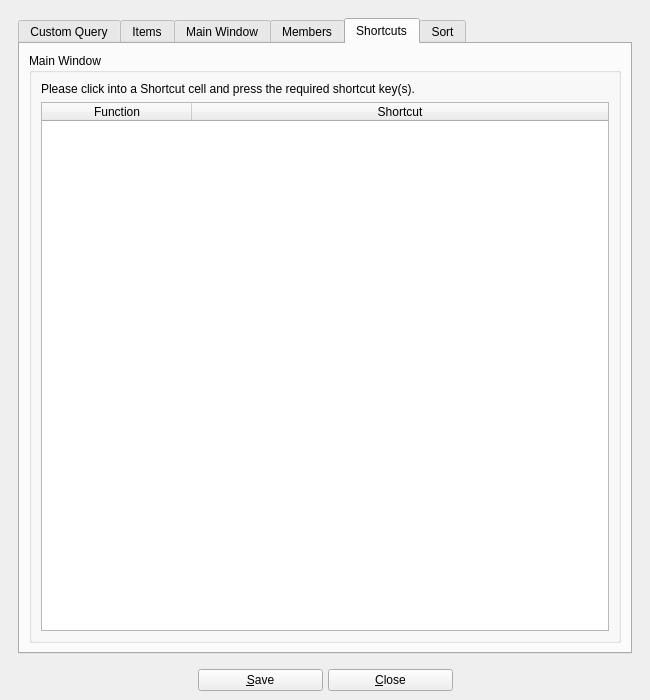
First picture: the form in UI/biblioteq_otheroptions.ui, repository textbrowser/biblioteq, before the edit.
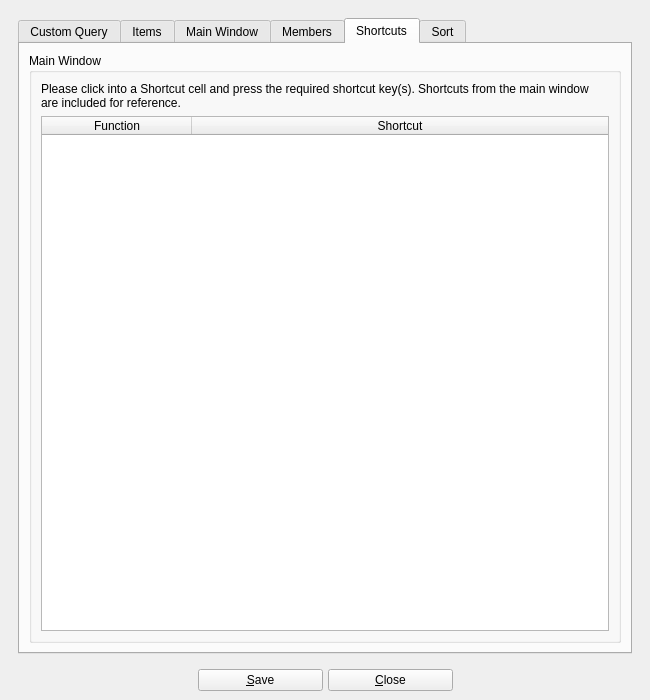
Second picture: the form after the edit. The open tabs and pages were chosen to show the change. Icons and pictures are not drawn.

Commit message: Clear buttons. Custom query shortcut. GitHub ticket #279.

Diff of the .ui file:
```diff
--- a/UI/biblioteq_otheroptions.ui
+++ b/UI/biblioteq_otheroptions.ui
@@ -559,7 +559,7 @@
                <item>
                 <widget class="QLabel" name="label_5">
                  <property name="text">
-                  <string>Please click into a Shortcut cell and press the required shortcut key(s).</string>
+                  <string>Please click into a Shortcut cell and press the required shortcut key(s). Shortcuts from the main window are included for reference.</string>
                  </property>
                  <property name="wordWrap">
                   <bool>true</bool>
```
Left out of the diff: 4 changed lines with no effect on the pictures. The commit also changes 14 other files.
